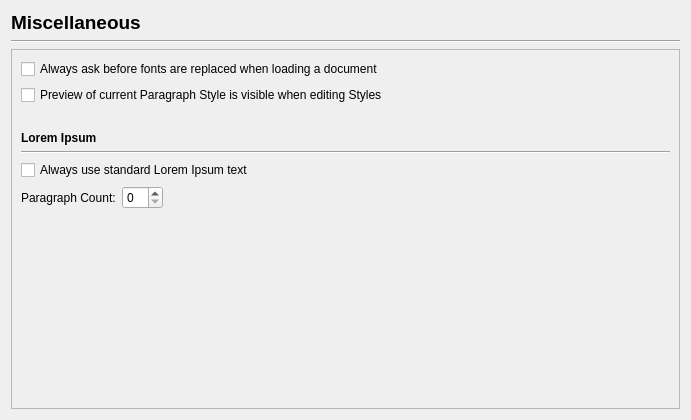
Old version of the form scribus/ui/prefs_miscellaneousbase.ui in the repository scribusproject/scribus.
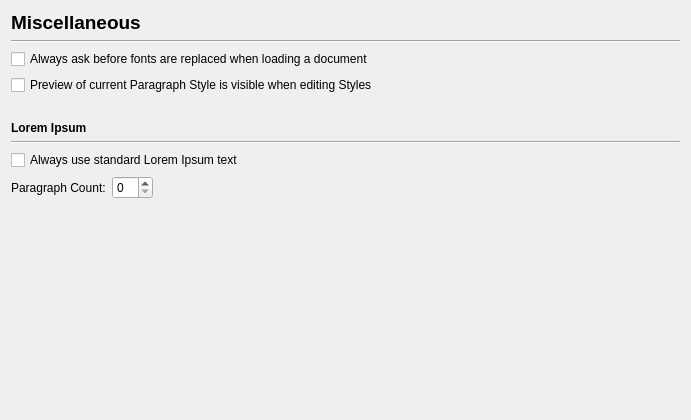
New version of the form.

Commit message: #16367: Remove frame border from hidden scrollareas in main Preferences dialog <bubu>

The edit to the form file:
```diff
--- a/scribus/ui/prefs_miscellaneousbase.ui
+++ b/scribus/ui/prefs_miscellaneousbase.ui
@@ -37,6 +37,12 @@
    </item>
    <item>
     <widget class="QScrollArea" name="scrollArea">
+     <property name="frameShape">
+      <enum>QFrame::NoFrame</enum>
+     </property>
+     <property name="frameShadow">
+      <enum>QFrame::Plain</enum>
+     </property>
      <property name="widgetResizable">
       <bool>true</bool>
      </property>
@@ -50,6 +56,15 @@
        </rect>
       </property>
       <layout class="QVBoxLayout" name="verticalLayout">
+       <property name="leftMargin">
+        <number>0</number>
+       </property>
+       <property name="topMargin">
+        <number>0</number>
+       </property>
+       <property name="rightMargin">
+        <number>0</number>
+       </property>
        <item>
         <widget class="QCheckBox" name="confirmFontReplacementsCheckBox">
          <property name="text">
```
The commit also changes 7 other files.
